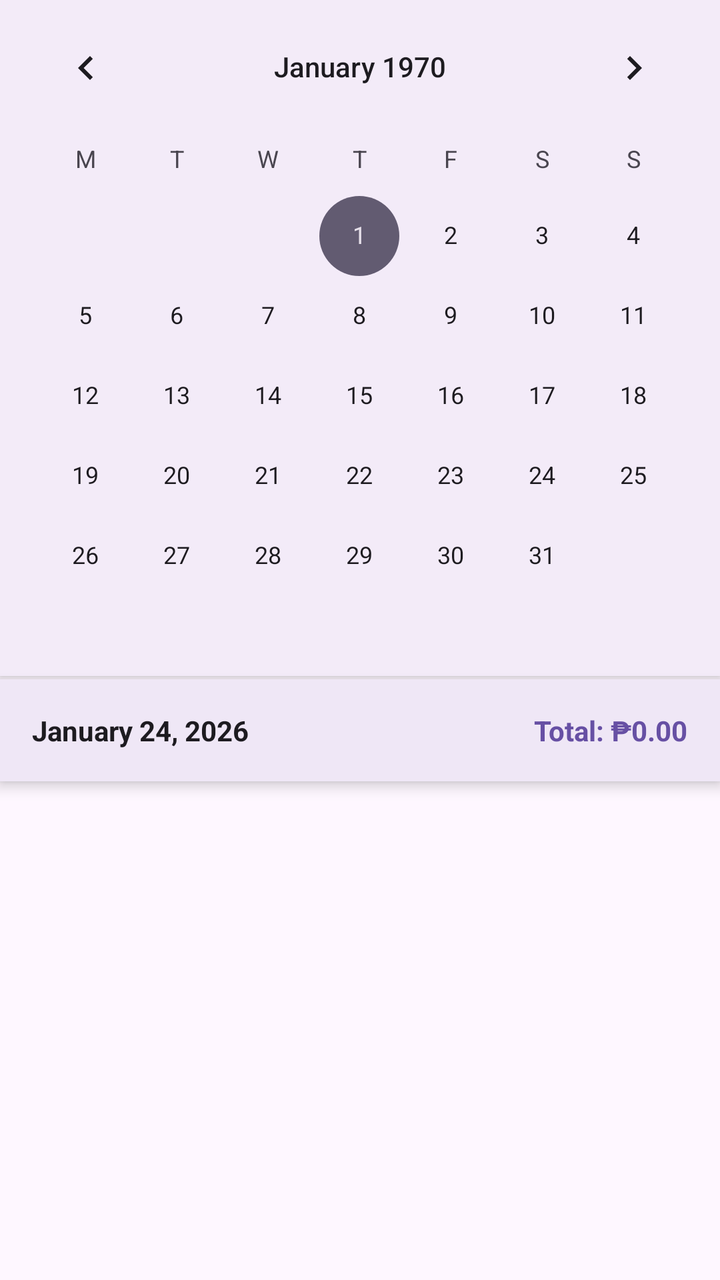
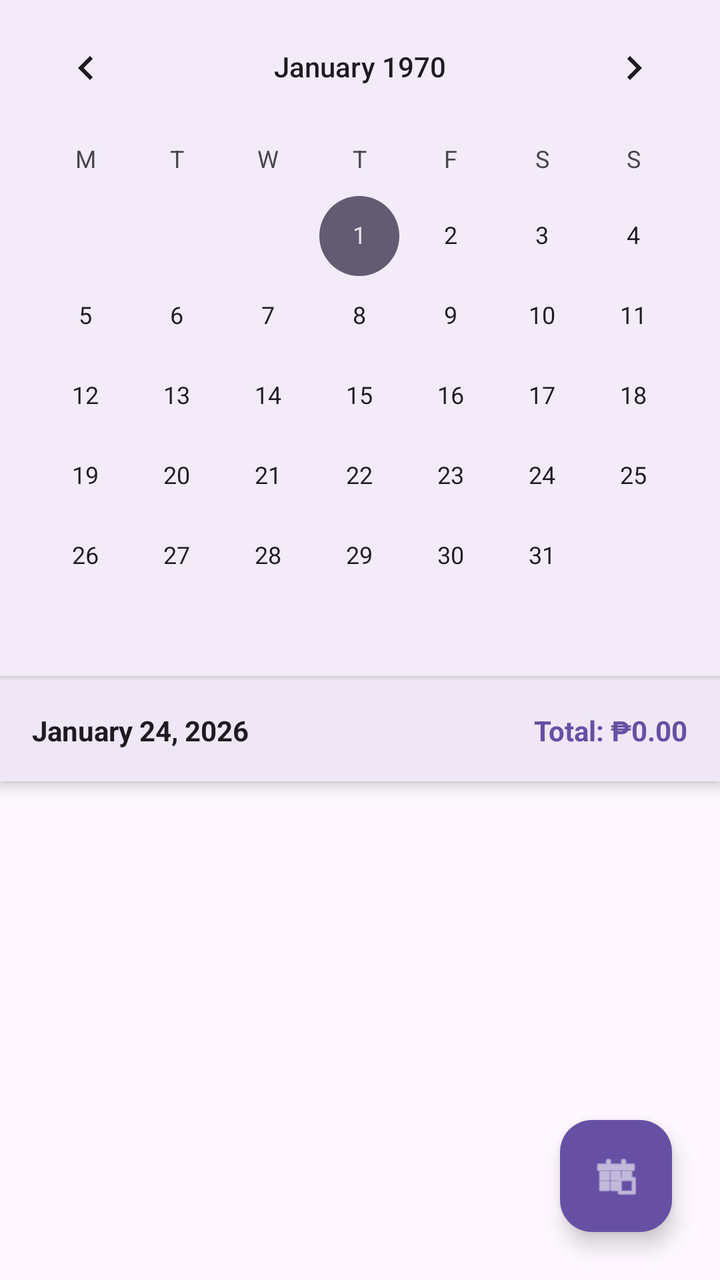

Two renders of the same Android screen: before a commit and after it. Below are the layout's source before the change and the commit's diff.
<!-- AndroidManifest.xml: application theme Theme.EverydayExpenses03 -->
<!-- res/layout/fragment_history.xml -->
<?xml version="1.0" encoding="utf-8"?>
<LinearLayout xmlns:android="http://schemas.android.com/apk/res/android"
    xmlns:app="http://schemas.android.com/apk/res-auto"
    android:layout_width="match_parent"
    android:layout_height="match_parent"
    xmlns:tools="http://schemas.android.com/tools"
    android:orientation="vertical"
    android:background="?attr/colorSurface"

    android:id="@+id/main"
    android:clickable="true"
    android:focusable="true"
    tools:context=".fragments.HistoryFragment">


    <com.google.android.material.card.MaterialCardView
    android:layout_width="match_parent"
    android:layout_height="wrap_content"
    app:cardElevation="2dp"
    app:cardCornerRadius="0dp"
    app:strokeWidth="0dp">

    <CalendarView
        android:id="@+id/historyCalendar"
        android:layout_width="match_parent"
        android:layout_height="wrap_content"
        android:firstDayOfWeek="2" />
</com.google.android.material.card.MaterialCardView>

    <com.google.android.material.card.MaterialCardView
        android:layout_width="match_parent"
        android:layout_height="wrap_content"
        android:layout_marginTop="1.5dp"
        app:cardElevation="4dp"
        app:cardCornerRadius="0dp"
        app:strokeWidth="0dp"
        app:cardBackgroundColor="?attr/colorSurface">

        <LinearLayout
            android:layout_width="match_parent"
            android:layout_height="wrap_content"
            android:orientation="horizontal"
            android:padding="16dp">

            <TextView
                android:id="@+id/tvSelectedDate"
                android:layout_width="0dp"
                android:layout_height="wrap_content"
                android:layout_weight="1"
                android:text="January 24, 2026"
                android:textStyle="bold"
                android:textColor="?attr/colorOnSurface" /> <TextView
            android:id="@+id/tvHistoryDayTotal"
            android:layout_width="wrap_content"
            android:layout_height="wrap_content"
            android:text="Total: ₱0.00"
            android:textColor="?attr/colorPrimary" android:textStyle="bold" />
        </LinearLayout>
    </com.google.android.material.card.MaterialCardView>

    <androidx.recyclerview.widget.RecyclerView
        android:id="@+id/rvHistoryExpenses"
        android:layout_width="match_parent"
        android:layout_height="match_parent"
        android:padding="8dp"
        android:clipToPadding="false" />

</LinearLayout>
<!-- resources referenced by this layout -->
<resources>
  <style name="Theme.EverydayExpenses03" parent="Base.Theme.EverydayExpenses03" />
  <style name="Base.Theme.EverydayExpenses03" parent="Theme.Material3.DayNight.NoActionBar">
          
          
      </style>
</resources>

<!-- the commit's change to res/layout/fragment_history.xml (unified diff, before → after) -->
@@ -1,68 +1,89 @@
 <?xml version="1.0" encoding="utf-8"?>
-<LinearLayout xmlns:android="http://schemas.android.com/apk/res/android"
+<FrameLayout xmlns:android="http://schemas.android.com/apk/res/android"
     xmlns:app="http://schemas.android.com/apk/res-auto"
+    xmlns:tools="http://schemas.android.com/tools"
     android:layout_width="match_parent"
-    android:layout_height="match_parent"
-    xmlns:tools="http://schemas.android.com/tools"
-    android:orientation="vertical"
-    android:background="?attr/colorSurface"
+    android:layout_height="match_parent">
 
-    android:id="@+id/main"
-    android:clickable="true"
-    android:focusable="true"
-    tools:context=".fragments.HistoryFragment">
+    <LinearLayout
+        android:id="@+id/main"
+        android:layout_width="match_parent"
+        android:layout_height="match_parent"
+        android:orientation="vertical"
+        android:background="?attr/colorSurface"
+        android:clickable="true"
+        android:focusable="true"
+        tools:context=".fragments.HistoryFragment">
 
-
-    <com.google.android.material.card.MaterialCardView
-    android:layout_width="match_parent"
-    android:layout_height="wrap_content"
-    app:cardElevation="2dp"
-    app:cardCornerRadius="0dp"
-    app:strokeWidth="0dp">
-
-    <CalendarView
-        android:id="@+id/historyCalendar"
-        android:layout_width="match_parent"
-        android:layout_height="wrap_content"
-        android:firstDayOfWeek="2" />
-</com.google.android.material.card.MaterialCardView>
-
-    <com.google.android.material.card.MaterialCardView
-        android:layout_width="match_parent"
-        android:layout_height="wrap_content"
-        android:layout_marginTop="1.5dp"
-        app:cardElevation="4dp"
-        app:cardCornerRadius="0dp"
-        app:strokeWidth="0dp"
-        app:cardBackgroundColor="?attr/colorSurface">
-
-        <LinearLayout
+        <com.google.android.material.card.MaterialCardView
             android:layout_width="match_parent"
             android:layout_height="wrap_content"
-            android:orientation="horizontal"
-            android:padding="16dp">
+            app:cardElevation="2dp"
+            app:cardCornerRadius="0dp"
+            app:strokeWidth="0dp">
 
-            <TextView
-                android:id="@+id/tvSelectedDate"
-                android:layout_width="0dp"
+            <CalendarView
+                android:id="@+id/historyCalendar"
+                android:layout_width="match_parent"
                 android:layout_height="wrap_content"
-                android:layout_weight="1"
-                android:text="January 24, 2026"
-                android:textStyle="bold"
-                android:textColor="?attr/colorOnSurface" /> <TextView
-            android:id="@+id/tvHistoryDayTotal"
-            android:layout_width="wrap_content"
+                android:firstDayOfWeek="2" />
+        </com.google.android.material.card.MaterialCardView>
+
+        <com.google.android.material.card.MaterialCardView
+            android:layout_width="match_parent"
             android:layout_height="wrap_content"
-            android:text="Total: ₱0.00"
-            android:textColor="?attr/colorPrimary" android:textStyle="bold" />
-        </LinearLayout>
-    </com.google.android.material.card.MaterialCardView>
+            android:layout_marginTop="1.5dp"
+            app:cardElevation="4dp"
+            app:cardCornerRadius="0dp"
+            app:strokeWidth="0dp"
+            app:cardBackgroundColor="?attr/colorSurface">
 
-    <androidx.recyclerview.widget.RecyclerView
-        android:id="@+id/rvHistoryExpenses"
-        android:layout_width="match_parent"
-        android:layout_height="match_parent"
-        android:padding="8dp"
-        android:clipToPadding="false" />
+            <LinearLayout
+                android:layout_width="match_parent"
+                android:layout_height="wrap_content"
+                android:orientation="horizontal"
+                android:padding="16dp">
 
-</LinearLayout>
+                <TextView
+                    android:id="@+id/tvSelectedDate"
+                    android:layout_width="0dp"
+                    android:layout_height="wrap_content"
+                    android:layout_weight="1"
+                    android:text="January 24, 2026"
+                    android:textStyle="bold"
+                    android:textColor="?attr/colorOnSurface" />
+
+                <TextView
+                    android:id="@+id/tvHistoryDayTotal"
+                    android:layout_width="wrap_content"
+                    android:layout_height="wrap_content"
+                    android:text="Total: ₱0.00"
+                    android:textColor="?attr/colorPrimary"
+                    android:textStyle="bold" />
+            </LinearLayout>
+        </com.google.android.material.card.MaterialCardView>
+
+        <androidx.recyclerview.widget.RecyclerView
+            android:id="@+id/rvHistoryExpenses"
+            android:layout_width="match_parent"
+            android:layout_height="match_parent"
+            android:clipToPadding="false"
+            android:paddingHorizontal="8dp"
+            android:paddingTop="8dp"
+            android:paddingBottom="15dp"
+            />
+
+    </LinearLayout>
+
+    <com.google.android.material.floatingactionbutton.FloatingActionButton
+        android:id="@+id/fabToday"
+        android:layout_width="wrap_content"
+        android:layout_height="wrap_content"
+        android:layout_gravity="bottom|end"
+        android:layout_margin="24dp"
+        android:contentDescription="Go to Today"
+        app:backgroundTint="?attr/colorPrimary"
+        app:tint="?attr/colorOnPrimary"
+        app:srcCompat="@android:drawable/ic_menu_today" />
+
+</FrameLayout>
